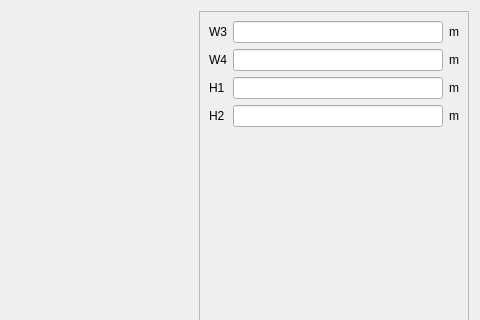
Old version of the form pyleecan/GUI/Dialog/DMachineSetup/SWSlot/PWSlot25/PWSlot25.ui in the repository Eomys/pyleecan; both pictures show x 448 to 928 and y 0 to 320 of the 928 by 470 pixel window.
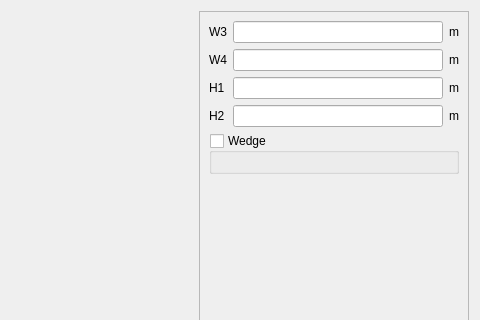
New version of the form. Icons and pictures are not drawn. Custom widgets are drawn as their Qt base class.

Commit message: [NF] Adding wedges in the GUI

```diff
--- a/pyleecan/GUI/Dialog/DMachineSetup/SWSlot/PWSlot25/PWSlot25.ui
+++ b/pyleecan/GUI/Dialog/DMachineSetup/SWSlot/PWSlot25/PWSlot25.ui
@@ -114,7 +114,7 @@
         <height>446</height>
        </rect>
       </property>
-      <layout class="QVBoxLayout" name="verticalLayout">
+      <layout class="QVBoxLayout" name="verticalLayout_3">
        <item>
         <layout class="QGridLayout" name="gridLayout">
          <item row="0" column="0">
@@ -187,6 +187,31 @@
          </item>
         </layout>
        </item>
+       <item>
+        <widget class="QGroupBox" name="g_wedge">
+         <property name="title">
+          <string>Wedge</string>
+         </property>
+         <property name="checkable">
+          <bool>true</bool>
+         </property>
+         <property name="checked">
+          <bool>false</bool>
+         </property>
+         <layout class="QVBoxLayout" name="verticalLayout">
+          <item>
+           <widget class="WMatSelectV" name="w_wedge_mat" native="true">
+            <property name="minimumSize">
+             <size>
+              <width>100</width>
+              <height>0</height>
+             </size>
+            </property>
+           </widget>
+          </item>
+         </layout>
+        </widget>
+       </item>
        <item>
         <spacer name="verticalSpacer">
          <property name="orientation">
@@ -221,6 +246,12 @@
    <header>......GUI.Dialog.DMachineSetup.SWSlot.WWSlotOut.WWSlotOut.h</header>
    <container>1</container>
   </customwidget>
+  <customwidget>
+   <class>WMatSelectV</class>
+   <extends>QWidget</extends>
+   <header>......GUI.Dialog.DMatLib.WMatSelect.WMatSelectV.h</header>
+   <container>1</container>
+  </customwidget>
  </customwidgets>
  <resources>
   <include location="../../../../Resources/pyleecan.qrc"/>
```
Left out of the diff: 2 changed lines with no effect on the pictures. The commit also changes 55 other files.
